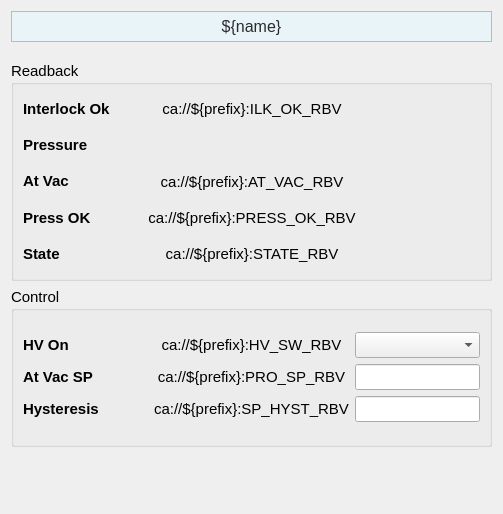
This is pcdswidgets/static_ui/vacuum/gauges/GHCPLC_expert.ui in pcdshub/pcdswidgets as Qt 5 draws it before an edit. The edited form follows.
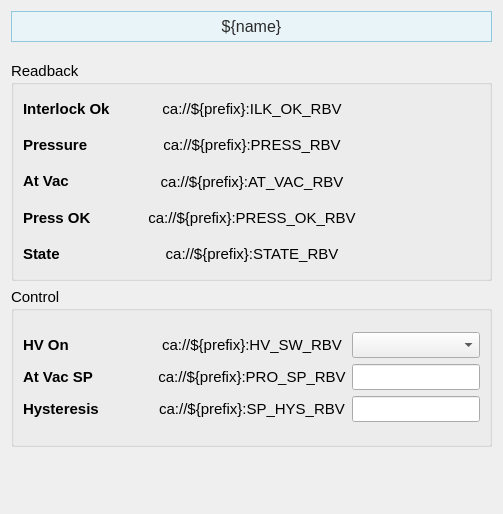
This is the edited form. Custom widgets are drawn as their Qt base class.

What changed in the file:
```diff
--- a/pcdswidgets/static_ui/vacuum/gauges/GHCPLC_expert.ui
+++ b/pcdswidgets/static_ui/vacuum/gauges/GHCPLC_expert.ui
@@ -197,7 +197,7 @@
              <string/>
             </property>
             <property name="text">
-             <string/>
+             <string>ca://${prefix}:PRESS_RBV</string>
             </property>
             <property name="alignment">
              <set>Qt::AlignCenter</set>
@@ -414,7 +414,7 @@
              <string/>
             </property>
             <property name="text">
-             <string>ca://${prefix}:SP_HYST_RBV</string>
+             <string>ca://${prefix}:SP_HYS_RBV</string>
             </property>
             <property name="alignment">
              <set>Qt::AlignCenter</set>
```
Left out of the diff: 2 changed lines with no effect on the pictures.
